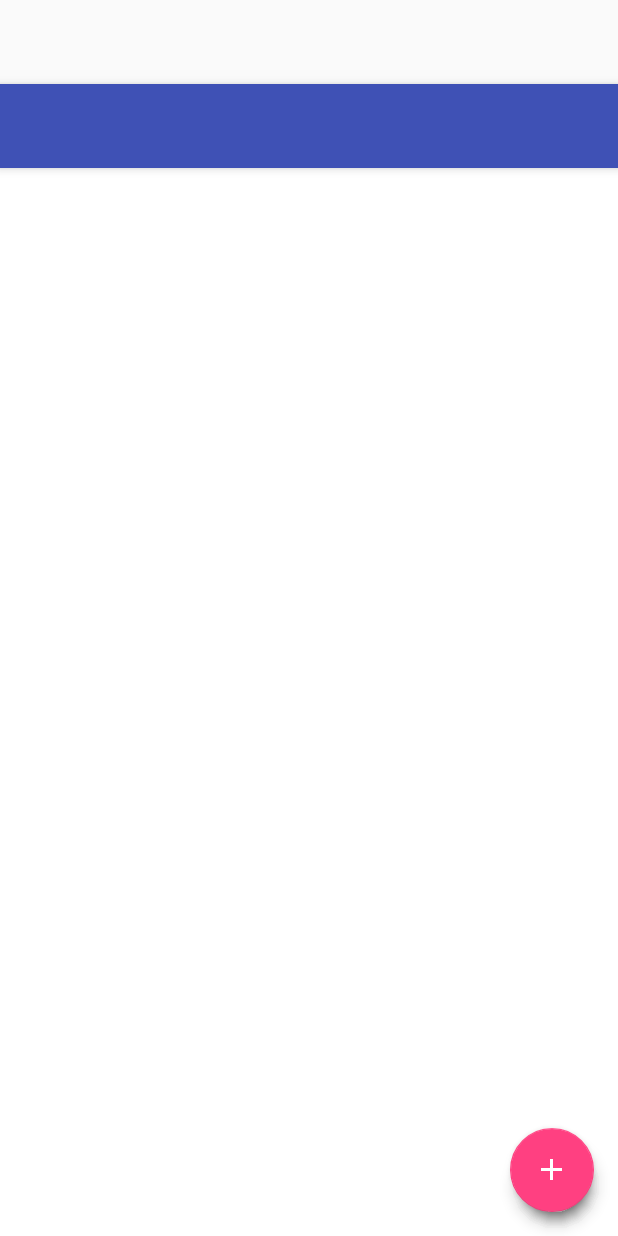
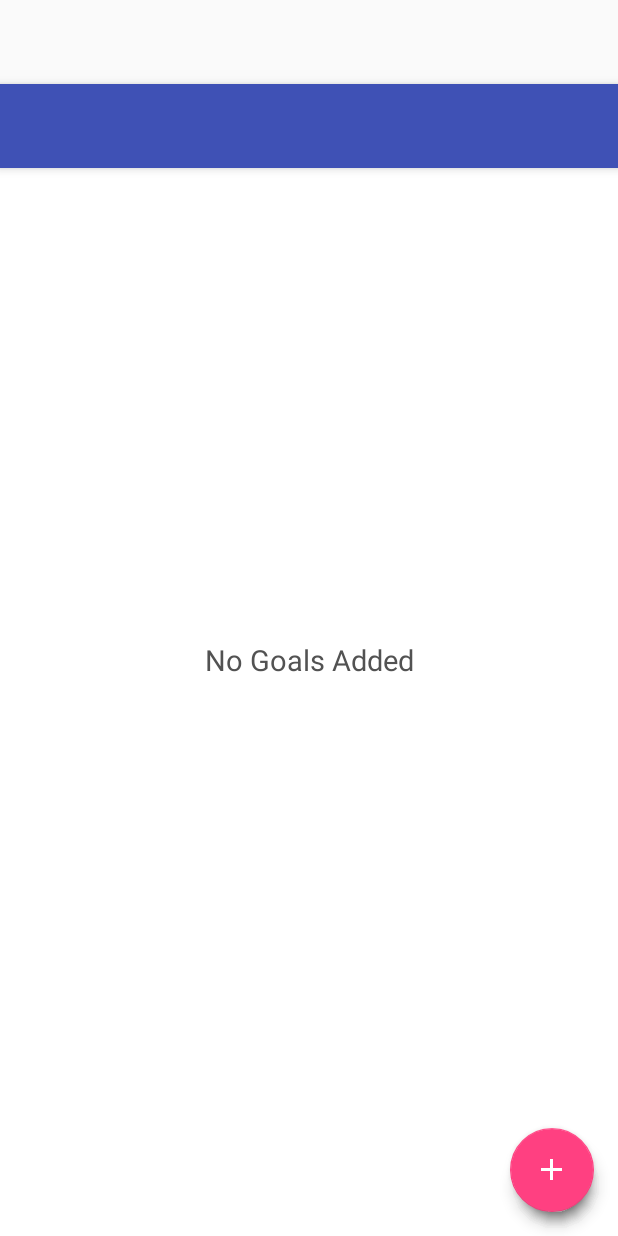
Before and after one commit to yallen011/Leadster, an Android app: the layout activity_goals.xml on its own in the app's theme, with its tools: preview values and no code run, on a phone screen of 412 x 824 dp. Run offline under Robolectric (Android 15) with nearby library versions, the phone set to English and light mode, and no system bars.

Commit message:
added functionality to update dataset when a new goal has been added or create a new list and add it to the dataset if the list has not been created yet.

```diff
--- a/app/src/main/java/com/ubcma/leadster/adapter/GoalsRecyclerViewAdapter.java
+++ b/app/src/main/java/com/ubcma/leadster/adapter/GoalsRecyclerViewAdapter.java
@@ -38,7 +38,7 @@ public class GoalsRecyclerViewAdapter extends RecyclerView.Adapter<GoalsRecycler
     @Override
     public void onBindViewHolder(GoalsViewHolder holder, int position) {
 
-        Log.d(TAG, "onBindViewHolder: position" + position);
+        Log.d(TAG, "onBindViewHolder: position " + position);
         holder.bind(mGoals.get(position));
     }
 
@@ -69,6 +69,10 @@ public class GoalsRecyclerViewAdapter extends RecyclerView.Adapter<GoalsRecycler
         return mGoals;
     }
 
+    public void setGoals(List<Goal> goals){
+        mGoals = goals;
+    }
+
 //    private class GoalsAsyncTask extends AsyncTask<Void, Void, Void>{
 //
 //        GoalDao goalDao;
--- a/app/src/main/res/layout/content_goals.xml
+++ b/app/src/main/res/layout/content_goals.xml
@@ -25,7 +25,7 @@
         android:layout_width="match_parent"
         android:layout_height="match_parent"
         android:gravity="center"
-        android:visibility="gone"
+        android:visibility="visible"
         android:text="No Goals Added"
         android:textColor="#525252"
         android:textSize="19sp"/>
```
Also changed, not shown: app/src/main/java/com/ubcma/leadster/activity/GoalsActivity.java (+6 -14 lines).
